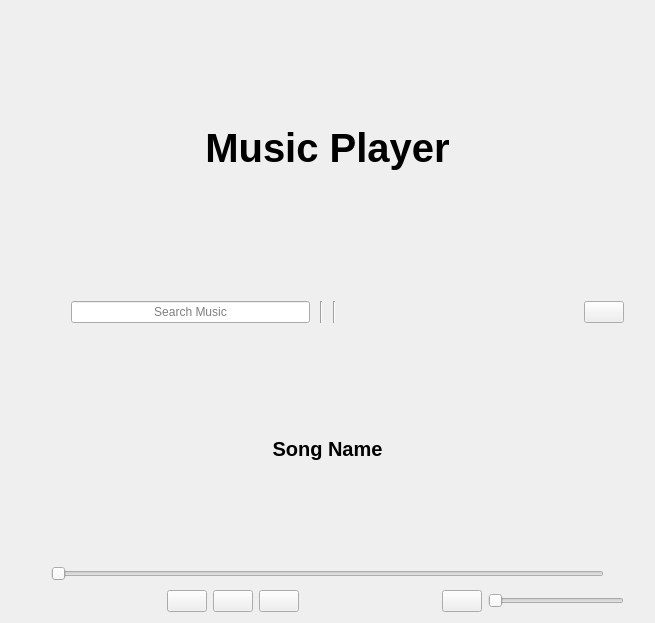
Qt form src/Components/MusicPlayer/MusicPlayer.ui (xuexiaolei1997/QTTool) before a commit.
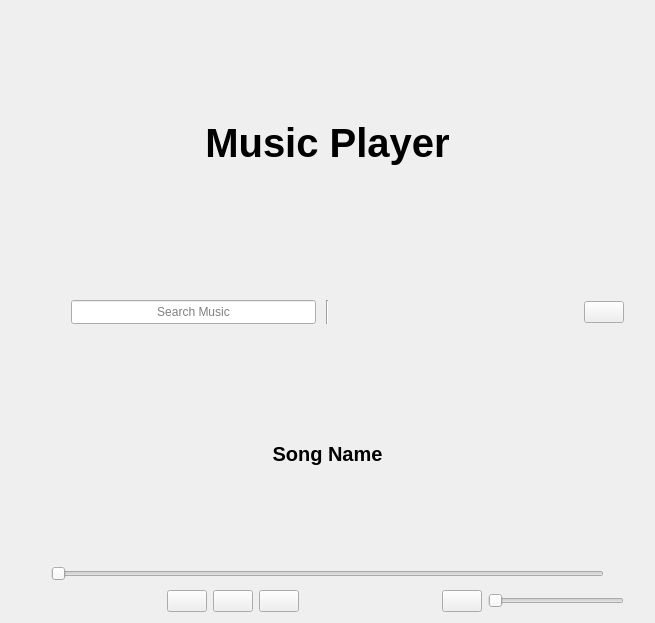
The same form after that commit. Icons and pictures are not drawn.

Diff of the .ui file:
```diff
--- a/src/Components/MusicPlayer/MusicPlayer.ui
+++ b/src/Components/MusicPlayer/MusicPlayer.ui
@@ -80,9 +80,15 @@
        <property name="leftMargin">
         <number>10</number>
        </property>
+       <property name="topMargin">
+        <number>10</number>
+       </property>
        <property name="rightMargin">
         <number>10</number>
        </property>
+       <property name="bottomMargin">
+        <number>10</number>
+       </property>
        <item>
         <spacer name="horizontalSpacer_7">
          <property name="orientation">
@@ -101,6 +107,12 @@
        </item>
        <item>
         <widget class="QLineEdit" name="lineEdit_SearchMusic">
+         <property name="minimumSize">
+          <size>
+           <width>0</width>
+           <height>24</height>
+          </size>
+         </property>
          <property name="alignment">
           <set>Qt::AlignCenter</set>
          </property>
@@ -116,13 +128,6 @@
          </property>
         </widget>
        </item>
-       <item>
-        <widget class="Line" name="line_2">
-         <property name="orientation">
-          <enum>Qt::Vertical</enum>
-         </property>
-        </widget>
-       </item>
        <item>
         <spacer name="horizontalSpacer_4">
          <property name="orientation">
```
